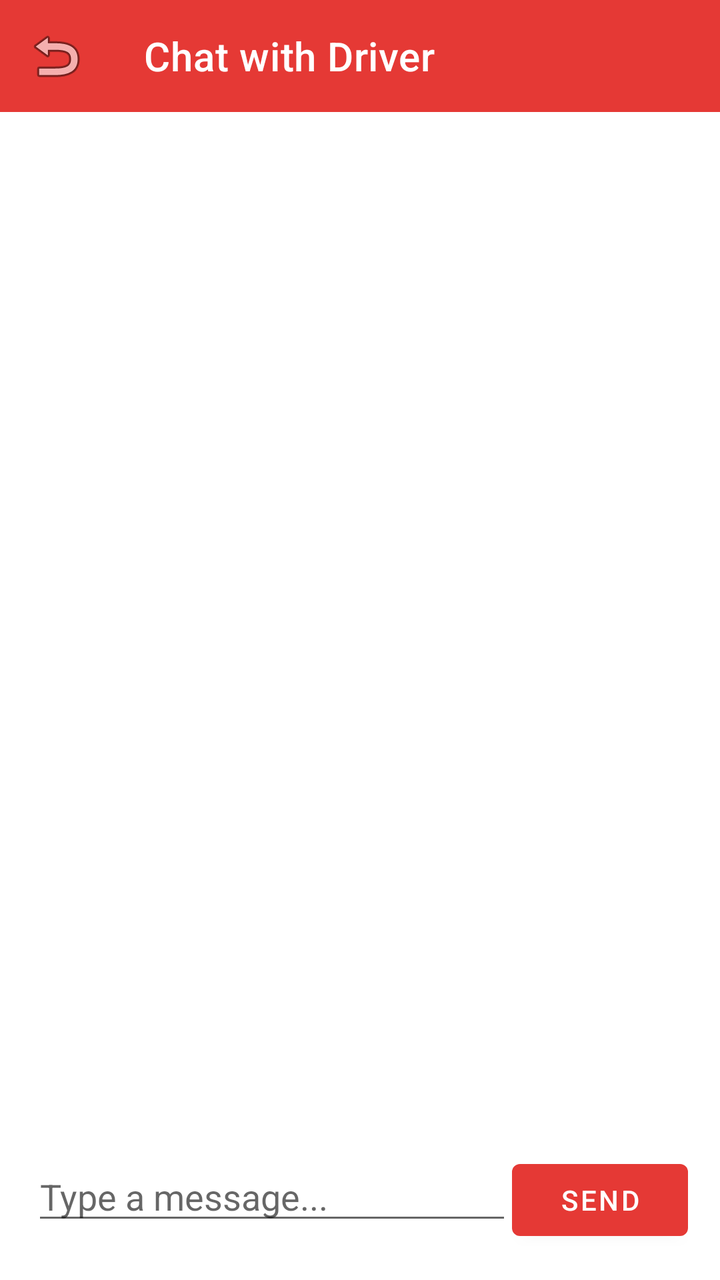
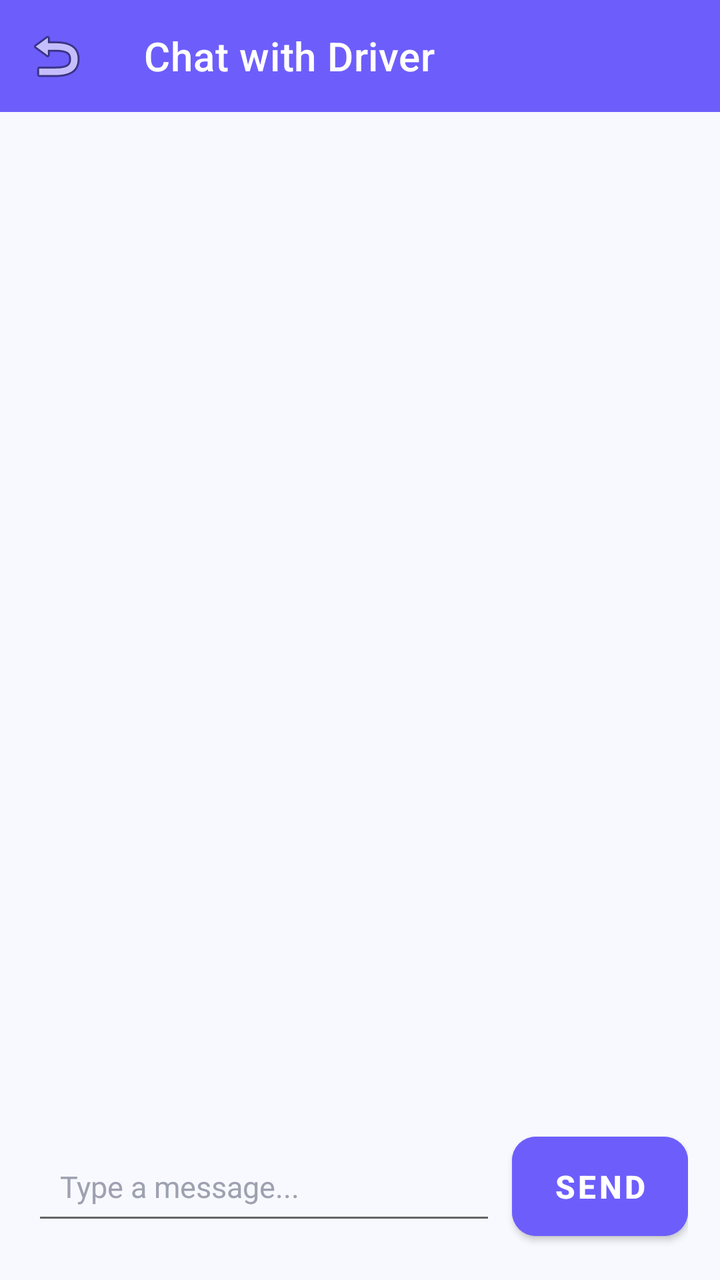

Before-and-after screenshots of an Android layout around one commit, followed by the original layout XML and the change that was made.
<!-- AndroidManifest.xml: application theme Theme.RUTA -->
<!-- res/layout/activity_chat.xml -->
<?xml version="1.0" encoding="utf-8"?>
<LinearLayout xmlns:android="http://schemas.android.com/apk/res/android"
    xmlns:app="http://schemas.android.com/apk/res-auto"
    android:layout_width="match_parent"
    android:layout_height="match_parent"
    android:orientation="vertical">

    <com.google.android.material.appbar.MaterialToolbar
        android:id="@+id/chatToolbar"
        android:layout_width="match_parent"
        android:layout_height="?attr/actionBarSize"
        android:background="?attr/colorPrimary"
        app:navigationIcon="@android:drawable/ic_menu_revert"
        app:title="Chat with Driver"
        app:titleTextColor="@color/white" />

    <LinearLayout
        android:layout_width="match_parent"
        android:layout_height="match_parent"
        android:orientation="vertical"
        android:padding="16dp">

        <androidx.recyclerview.widget.RecyclerView
            android:id="@+id/recyclerChat"
            android:layout_width="match_parent"
            android:layout_height="0dp"
            android:layout_weight="1" />

        <LinearLayout
            android:layout_width="match_parent"
            android:layout_height="wrap_content"
            android:orientation="horizontal">

            <EditText
                android:id="@+id/etChatMessage"
                android:layout_width="0dp"
                android:layout_height="wrap_content"
                android:layout_weight="1"
                android:hint="Type a message..." />

            <Button
                android:id="@+id/btnSendChat"
                android:layout_width="wrap_content"
                android:layout_height="wrap_content"
                android:text="Send" />
        </LinearLayout>
    </LinearLayout>

</LinearLayout>
<!-- resources referenced by this layout -->
<resources>
  <color name="white">#FFFFFF</color>
  <style name="Theme.RUTA" parent="Theme.MaterialComponents.DayNight.NoActionBar">
          <item name="colorPrimary">@color/ruta_red</item>
          <item name="colorPrimaryDark">@color/ruta_red_dark</item>
          <item name="colorAccent">@color/ruta_red</item>
          <item name="android:statusBarColor">@color/ruta_red</item>
          <item name="android:windowLightStatusBar" tools:targetApi="m">false</item>
      </style>
  <color name="ruta_red">#E53935</color>
  <color name="ruta_red_dark">#C62828</color>
</resources>

<!-- the commit's change to res/layout/activity_chat.xml (unified diff, before → after) -->
@@ -3,13 +3,14 @@
     xmlns:app="http://schemas.android.com/apk/res-auto"
     android:layout_width="match_parent"
     android:layout_height="match_parent"
+    android:background="@color/ruta_bg"
     android:orientation="vertical">
 
     <com.google.android.material.appbar.MaterialToolbar
         android:id="@+id/chatToolbar"
         android:layout_width="match_parent"
         android:layout_height="?attr/actionBarSize"
-        android:background="?attr/colorPrimary"
+        android:background="@color/ruta_primary"
         app:navigationIcon="@android:drawable/ic_menu_revert"
         app:title="Chat with Driver"
         app:titleTextColor="@color/white" />
@@ -29,19 +30,24 @@
         <LinearLayout
             android:layout_width="match_parent"
             android:layout_height="wrap_content"
+            android:gravity="center_vertical"
             android:orientation="horizontal">
 
             <EditText
                 android:id="@+id/etChatMessage"
+                style="@style/RutaEditText"
                 android:layout_width="0dp"
                 android:layout_height="wrap_content"
                 android:layout_weight="1"
+                android:layout_marginEnd="8dp"
                 android:hint="Type a message..." />
 
             <Button
                 android:id="@+id/btnSendChat"
+                style="@style/RutaButton"
                 android:layout_width="wrap_content"
                 android:layout_height="wrap_content"
+                android:backgroundTint="@color/ruta_primary"
                 android:text="Send" />
         </LinearLayout>
     </LinearLayout>
<!-- resource entries referenced after the edit -->
@@ -1,14 +1,37 @@
 <!-- resources referenced by this layout -->
 <resources>
+  <color name="ruta_bg">#F8F9FE</color>
+  <color name="ruta_primary">#6D5EFC</color>
   <color name="white">#FFFFFF</color>
+  <style name="RutaButton" parent="Widget.MaterialComponents.Button">
+          <item name="android:textColor">@color/white</item>
+          <item name="android:textSize">16sp</item>
+          <item name="android:textStyle">bold</item>
+          <item name="android:padding">14dp</item>
+          <item name="backgroundTint">@color/ruta_primary</item>
+          <item name="cornerRadius">12dp</item>
+      </style>
+  <style name="RutaEditText">
+          <item name="android:padding">14dp</item>
+          <item name="android:textColor">@color/ruta_text_primary</item>
+          <item name="android:textColorHint">@color/ruta_text_muted</item>
+          <item name="android:textSize">15sp</item>
+      </style>
   <style name="Theme.RUTA" parent="Theme.MaterialComponents.DayNight.NoActionBar">
-          <item name="colorPrimary">@color/ruta_red</item>
-          <item name="colorPrimaryDark">@color/ruta_red_dark</item>
-          <item name="colorAccent">@color/ruta_red</item>
-          <item name="android:statusBarColor">@color/ruta_red</item>
+          
+          <item name="colorPrimary">@color/ruta_primary</item>
+          <item name="colorPrimaryVariant">@color/ruta_primary_dark</item>
+          <item name="colorOnPrimary">@color/white</item>
+          <item name="colorSecondary">@color/ruta_primary</item>
+          <item name="colorSecondaryVariant">@color/ruta_primary_dark</item>
+          <item name="colorOnSecondary">@color/white</item>
+  
+          
+          <item name="android:statusBarColor">@color/ruta_primary</item>
           <item name="android:windowLightStatusBar" tools:targetApi="m">false</item>
       </style>
-  <color name="ruta_red">#E53935</color>
-  <color name="ruta_red_dark">#C62828</color>
+  <color name="ruta_text_primary">#1A1B25</color>
+  <color name="ruta_text_muted">#9EA1B0</color>
+  <color name="ruta_primary_dark">#4B38E0</color>
 </resources>
 
